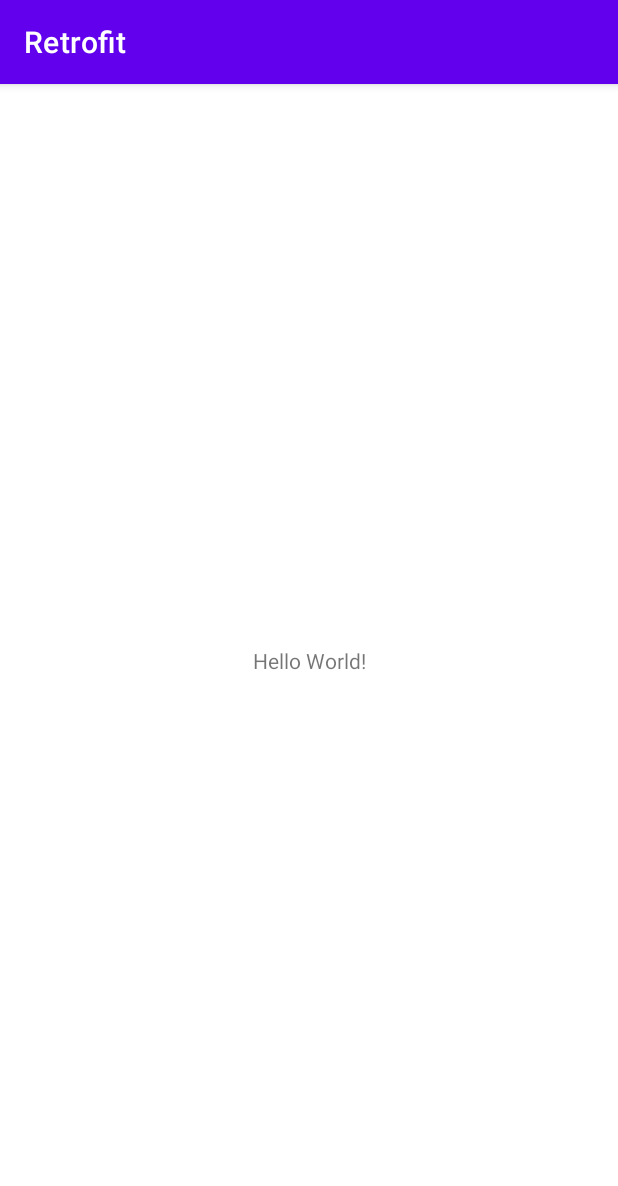
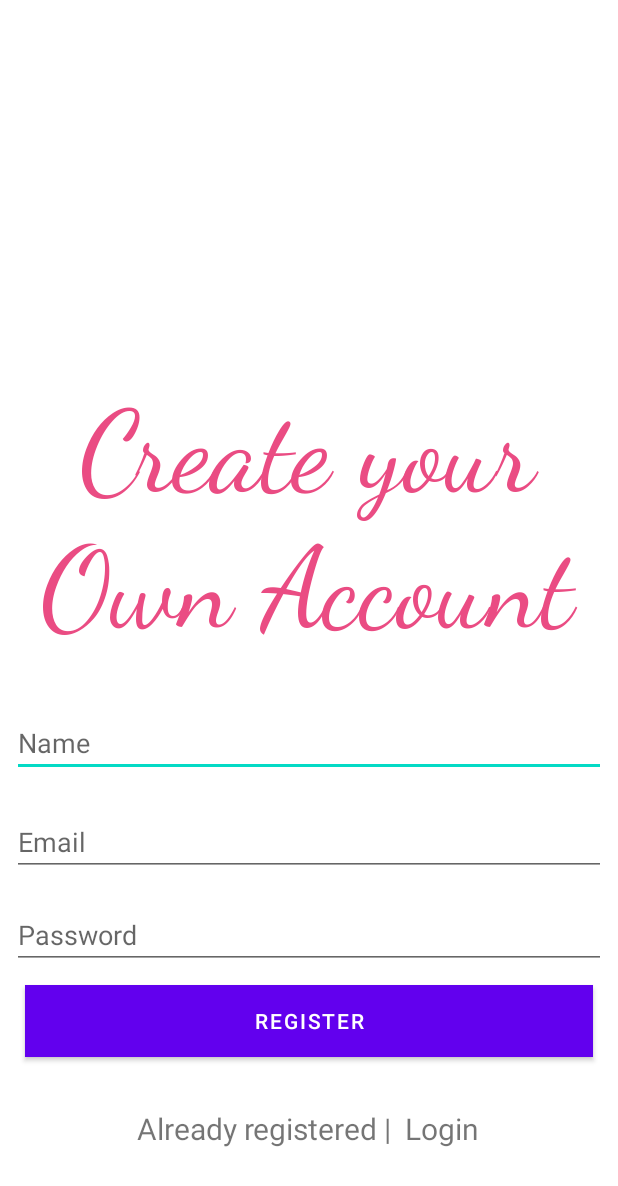
Before and after one commit to Aniketrajabhi/retro, an Android app: the screen it shows after launch (MainActivity), on a phone screen of 412 x 824 dp. Shown: the top 1186 px of the screen. Run offline under Robolectric (Android 15) with nearby library versions, the phone set to English and light mode, and no system bars.

Commit message:
Initial retrofit commit

```diff
--- a/app/build.gradle
+++ b/app/build.gradle
@@ -1,6 +1,7 @@
 plugins {
     id 'com.android.application'
     id 'org.jetbrains.kotlin.android'
+    id 'kotlin-android-extensions'
 }
 
 android {
@@ -40,4 +41,7 @@ dependencies {
     testImplementation 'junit:junit:4.13.2'
     androidTestImplementation 'androidx.test.ext:junit:1.1.5'
     androidTestImplementation 'androidx.test.espresso:espresso-core:3.5.1'
+
+    implementation 'com.google.android.material:material:1.0.0'
+
 }
--- a/app/src/main/AndroidManifest.xml
+++ b/app/src/main/AndroidManifest.xml
@@ -14,6 +14,12 @@
         android:theme="@style/Theme.Retrofit"
         tools:targetApi="31">
         <activity
+            android:name=".NavigationActivity"
+            android:exported="false" />
+        <activity
+            android:name=".LoginActivity"
+            android:exported="false" />
+        <activity
             android:name=".MainActivity"
             android:exported="true">
             <intent-filter>
--- a/app/src/main/java/com/aniketto/retrofit/MainActivity.kt
+++ b/app/src/main/java/com/aniketto/retrofit/MainActivity.kt
@@ -1,11 +1,27 @@
 package com.aniketto.retrofit
 
+import android.content.Intent
+import android.os.Bundle
+import android.widget.Button
+import android.widget.TextView
 import androidx.appcompat.app.AppCompatActivity
-import android.os.Bundle
+import kotlinx.android.synthetic.main.activity_main.*
 
 class MainActivity : AppCompatActivity() {
     override fun onCreate(savedInstanceState: Bundle?) {
         super.onCreate(savedInstanceState)
-        setContentView(R.layout.activity_main)
+        setContentView(com.aniketto.retrofit.R.layout.activity_main)
+
+        // hiding SUPPORT BAR and ACTION BAR
+        if (supportActionBar != null) {
+            supportActionBar!!.hide()
+        }
+
+
+        tvLoginlink.setOnClickListener{
+            Intent(this , LoginActivity::class.java).also {
+                startActivity(it)
+            }
+        }
     }
 }
--- a/app/src/main/res/layout/activity_main.xml
+++ b/app/src/main/res/layout/activity_main.xml
@@ -1,18 +1,126 @@
 <?xml version="1.0" encoding="utf-8"?>
-<androidx.constraintlayout.widget.ConstraintLayout xmlns:android="http://schemas.android.com/apk/res/android"
+<RelativeLayout xmlns:android="http://schemas.android.com/apk/res/android"
     xmlns:app="http://schemas.android.com/apk/res-auto"
     xmlns:tools="http://schemas.android.com/tools"
     android:layout_width="match_parent"
     android:layout_height="match_parent"
     tools:context=".MainActivity">
 
+
     <TextView
+        android:id="@+id/textView"
+        android:layout_width="match_parent"
+        android:layout_height="wrap_content"
+        android:layout_alignParentStart="true"
+        android:layout_alignParentBottom="true"
+        android:layout_marginStart="-2dp"
+        android:layout_marginBottom="386dp"
+        android:fontFamily="cursive"
+        android:gravity="center"
+        android:text="Create your Own Account"
+        android:textColor="#EA4c83"
+        android:textSize="75dp"
+        app:layout_constraintBottom_toBottomOf="parent"
+        app:layout_constraintEnd_toEndOf="parent"
+        app:layout_constraintEnd_toStartOf="@+id/etPassword"
+        app:layout_constraintHorizontal_bias="0.5"
+        app:layout_constraintStart_toStartOf="parent"
+        app:layout_constraintTop_toTopOf="parent"
+        app:layout_constraintVertical_bias="0.225" />
+
+    <EditText
+        android:id="@+id/etName"
+        android:layout_width="match_parent"
+        android:layout_height="wrap_content"
+        android:layout_alignParentBottom="true"
+        android:layout_centerHorizontal="true"
+        android:layout_marginStart="16dp"
+        android:layout_marginBottom="306dp"
+        android:hint="Name"
+        app:layout_constraintBottom_toTopOf="@+id/etEmail"
+        app:layout_constraintEnd_toEndOf="@+id/etEmail"
+        app:layout_constraintEnd_toStartOf="@+id/etEmail"
+        app:layout_constraintHorizontal_bias="0.5"
+        app:layout_constraintStart_toEndOf="@+id/etPassword"
+        app:layout_constraintStart_toStartOf="@+id/etEmail"
+        app:layout_constraintTop_toTopOf="parent"
+        app:layout_constraintVertical_bias="0.982">
+
+    </EditText>
+
+    <EditText
+        android:id="@+id/etEmail"
+        android:layout_width="match_parent"
+        android:layout_height="wrap_content"
+        android:layout_alignParentBottom="true"
+        android:layout_centerHorizontal="true"
+        android:layout_marginStart="16dp"
+        android:layout_marginBottom="240dp"
+        android:hint="Email"
+        app:layout_constraintEnd_toEndOf="@+id/etPassword"
+        app:layout_constraintEnd_toStartOf="@+id/btnRegister"
+        app:layout_constraintHorizontal_bias="0.5"
+        app:layout_constraintStart_toEndOf="@+id/etName"
+        app:layout_constraintStart_toStartOf="@+id/etPassword"
+        tools:layout_editor_absoluteY="413dp">
+    </EditText>
+
+    <EditText
+        android:id="@+id/etPassword"
+        android:layout_width="match_parent"
+        android:layout_height="wrap_content"
+        android:layout_alignParentBottom="true"
+        android:layout_centerHorizontal="true"
+        android:layout_marginStart="16dp"
+        android:layout_marginBottom="178dp"
+        android:hint="Password"
+        android:inputType="textPassword"
+        app:layout_constraintEnd_toStartOf="@+id/etName"
+        app:layout_constraintHorizontal_bias="0.5"
+        app:layout_constraintStart_toEndOf="@+id/textView"
+        app:layout_constraintStart_toStartOf="parent"
+        tools:layout_editor_absoluteY="488dp">
+    </EditText>
+
+    <Button
+        android:id="@+id/btnRegister"
+        android:layout_width="match_parent"
+        android:layout_height="wrap_content"
+        android:layout_above="@+id/tvLoginlink"
+        android:layout_centerHorizontal="true"
+        android:layout_marginLeft="18dp"
+        android:layout_marginTop="36dp"
+        android:layout_marginRight="15dp"
+        android:layout_marginBottom="34dp"
+        android:background="#3BB5EC"
+        android:text="Register"
+        android:textColor="@color/white"
+        app:layout_constraintEnd_toEndOf="parent"
+        app:layout_constraintEnd_toStartOf="@+id/tvLoginlink"
+        app:layout_constraintHorizontal_bias="0.5"
+        app:layout_constraintStart_toEndOf="@+id/etEmail"
+        app:layout_constraintStart_toStartOf="parent"
+        app:layout_constraintTop_toBottomOf="@+id/etPassword">
+    </Button>
+
+    <TextView
+        android:id="@+id/tvLoginlink"
         android:layout_width="wrap_content"
         android:layout_height="wrap_content"
-        android:text="Hello World!"
+        android:layout_alignParentBottom="true"
+        android:layout_centerHorizontal="true"
+        android:layout_marginBottom="58dp"
+        android:text="Already registered |  Login"
+        android:textSize="20dp"
         app:layout_constraintBottom_toBottomOf="parent"
         app:layout_constraintEnd_toEndOf="parent"
+        app:layout_constraintHorizontal_bias="0.5"
+        app:layout_constraintStart_toEndOf="@+id/btnRegister"
         app:layout_constraintStart_toStartOf="parent"
-        app:layout_constraintTop_toTopOf="parent" />
+        app:layout_constraintTop_toBottomOf="@+id/btnRegister"
+        app:layout_constraintVertical_bias="0.252"
+        android:clickable="true">
+    </TextView>
 
-</androidx.constraintlayout.widget.ConstraintLayout>
+
+</RelativeLayout>
```
Also changed, not shown: app/src/main/java/com/aniketto/retrofit/LoginActivity.kt (added, +22 -0 lines), app/src/main/java/com/aniketto/retrofit/NavigationActivity.kt (added, +11 -0 lines), app/src/main/res/layout/activity_login.xml (added, +71 -0 lines), app/src/main/res/layout/activity_navigation.xml (added, +9 -0 lines).
